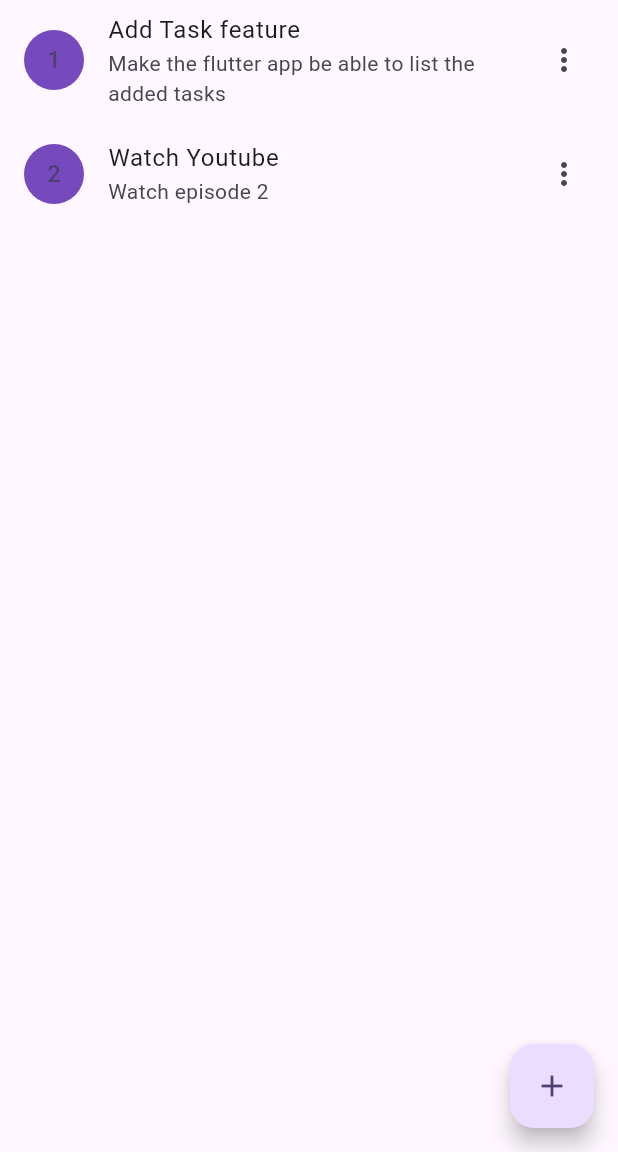
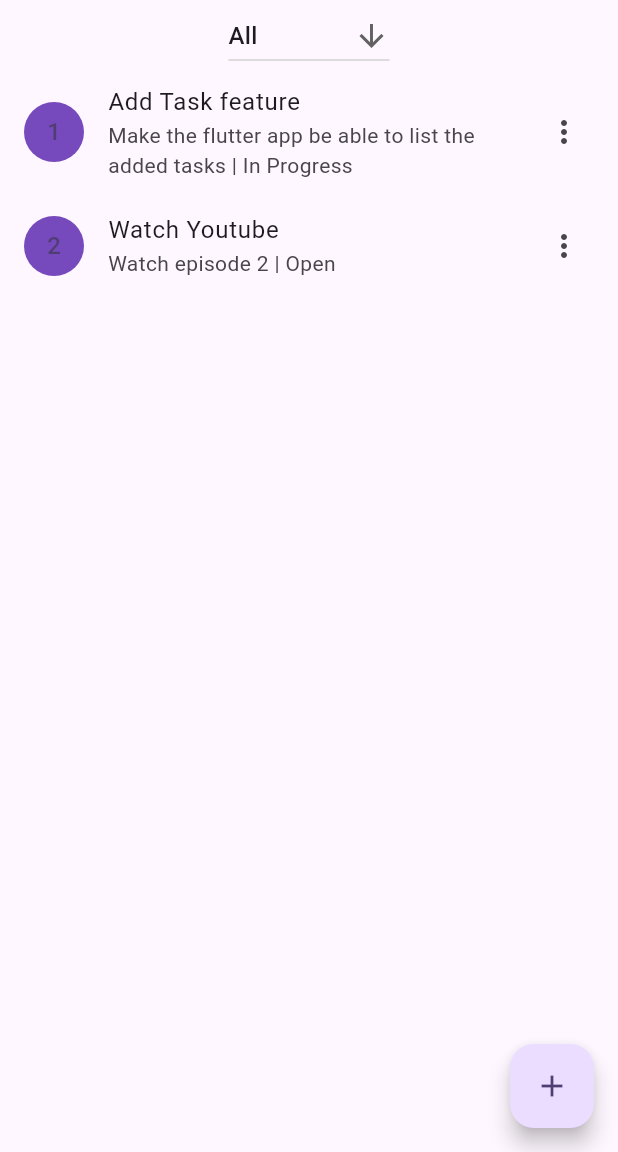
Before and after one commit to giaou/Task_Tracker, a Flutter app: the screen it shows after launch, on a phone screen of 412 x 824 dp, the part 84-1236 px from its top. Run offline on Flutter 3.47's test engine with Material 2 defaults, Android fonts, the phone set to English and light mode, and no system bars.

Commit message:
Added filter by status to main.dart

```diff
--- a/lib/main.dart
+++ b/lib/main.dart
@@ -2,6 +2,10 @@ import 'package:flutter/material.dart';
 import 'package:provider/provider.dart';
 import 'package:task_tracker/data.dart';
 import 'package:task_tracker/task_form.dart';
+
+
+//List of tasks' statuses
+List<String> list = <String>['All','Open','In Progress','Complete'];
 
 void main() {
   runApp(const MyApp());
@@ -48,15 +52,38 @@ class MyHomePage extends StatefulWidget {
 
 class _MyHomePageState extends State<MyHomePage> {
 
+  //initialize dropdown value
+  String dropdownValue = list.first;
+
   @override
   Widget build(BuildContext context) {
     final taskHolder = context.watch<TaskList>();
+
     return Scaffold(
       appBar: AppBar(
         backgroundColor: Theme.of(context).colorScheme.inversePrimary,
         title: Text(widget.title),
       ),
-      body:  ListView.builder(
+      body: Column(
+        crossAxisAlignment: CrossAxisAlignment.center,
+        children: [
+          DropdownButton(
+            value: dropdownValue,
+            icon: const Icon(Icons.arrow_downward),
+            onChanged: (String? value){
+              setState(() {
+                dropdownValue = value!;
+              });
+            },
+            items: list.map<DropdownMenuItem<String>>((String value){
+              return DropdownMenuItem<String>(
+                value:value,
+                child: Text(value),
+              );
+            }).toList(),
+          ),
+          Expanded(
+            child: (dropdownValue != 'All')?ListView.builder(
               /*shrinkWrap: true,
             itemCount: taskHolder.taskList.length,
             itemBuilder: ((context, index) => Card(
@@ -66,6 +93,26 @@ class _MyHomePageState extends State<MyHomePage> {
                     child: Text(taskHolder.taskList[index].title!)
                 )
             )),*/
+                itemCount: taskHolder.taskList.where((task) => task.status == dropdownValue).length,
+                itemBuilder: (context,index){
+                  //filterTasks
+                  final filterTasks = taskHolder.taskList.where((task) => task.status == dropdownValue ).toList();
+                  final currentTask = filterTasks[index];
+
+                  return ListTile(
+                    leading: CircleAvatar(
+                      backgroundColor: const Color(0xff764abc),
+                      child: Text((index+1).toString()),
+                    ),
+                    title: Text(currentTask.title!),
+                    subtitle: Text("${currentTask.description!} | ${currentTask.status!}"),
+                    trailing: const Icon(Icons.more_vert),
+                    onTap: (){
+                      Navigator.push(context, MaterialPageRoute(builder: (context) => TaskForm(task: currentTask,index: index)));
+                    },
+                  );
+                },
+            ) : ListView.builder(
               itemCount: taskHolder.taskList.length,
               itemBuilder: (context,index){
                 return ListTile(
@@ -74,13 +121,17 @@ class _MyHomePageState extends State<MyHomePage> {
                     child: Text((index+1).toString()),
                   ),
                   title: Text(taskHolder.taskList[index].title!),
-            subtitle: Text(taskHolder.taskList[index].description!),
+                  subtitle: Text("${taskHolder.taskList[index].description!} | ${taskHolder.taskList[index].status!}"),
                   trailing: const Icon(Icons.more_vert),
                   onTap: (){
                     Navigator.push(context, MaterialPageRoute(builder: (context) => TaskForm(task: taskHolder.taskList[index],index: index)));
                   },
                 );
-        }
+              },
+            ) ,
+          ),
+
+        ],
       ),
       floatingActionButton: FloatingActionButton(
         onPressed: (){
```
Lines whose indentation alone changed are shown as unchanged.
